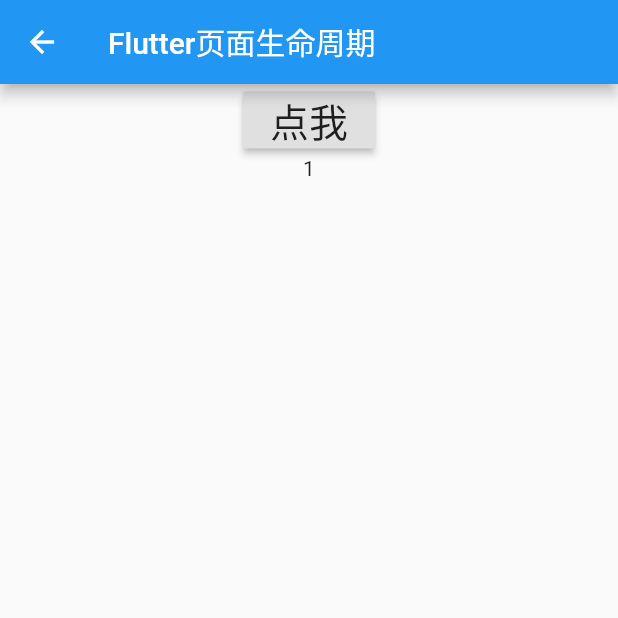
After one commit to cdxone/flutter_app, a Flutter app: the LifeCycleDemo screen opened directly, after a tap on "点我", on a phone screen of 412 x 824 dp, the top half of it. The commit adds this screen. Run offline on Flutter 3.47's test engine with Material 2 defaults, Android fonts, the phone set to English and light mode, and no system bars.

Commit message:
1、跳转到其他应用。 2、页面的生命周期。 3、应用的生命周期。 4、改变页面的主题。

```diff
--- /dev/null
+++ b/lib/change_theme_demo.dart
@@ -0,0 +1,44 @@
+import 'package:flutter/cupertino.dart';
+import 'package:flutter/material.dart';
+
+class ChangeThemeDemo extends StatefulWidget {
+  @override
+  _ChangeThemeDemoState createState() => _ChangeThemeDemoState();
+}
+
+class _ChangeThemeDemoState extends State<ChangeThemeDemo> {
+  Brightness _brightness = Brightness.light;
+
+  @override
+  Widget build(BuildContext context) {
+    return MaterialApp(
+      theme: ThemeData(primarySwatch: Colors.blue, brightness: _brightness),
+      home: Scaffold(
+        appBar: AppBar(
+          title: Text("修改页面主题"),
+          leading: BackButton(),
+        ),
+        body: Column(
+          crossAxisAlignment: CrossAxisAlignment.start,
+          children: <Widget>[
+            RaisedButton(
+              onPressed: () {
+                setState(() {
+                  if(_brightness == Brightness.light){
+                    _brightness = Brightness.dark;
+                  } else {
+                    _brightness = Brightness.light;
+                  }
+                });
+              },
+              child: Text('修改页面的主题'),
+            ),
+            Text('扩展:',style: TextStyle(color: Colors.red,fontSize: 24),),
+            Text('如何修改项目里面所有页面的主题？',),
+            Text('首先我全局定义一个变量，然后每个页面都使用这个变量,这样就可以实现一个地方修改主题，所有的月面都生效')
+          ],
+        ),
+      ),
+    );
+  }
+}
--- /dev/null
+++ b/lib/life_cycle_demo.dart
@@ -0,0 +1,106 @@
+import 'package:flutter/cupertino.dart';
+import 'package:flutter/material.dart';
+
+///Flutter Widget的生命周期重点讲解StatefulWidget的生命周期
+///因为无状态的widget StatelessWidget只有createElement、与build两个生命周期方法。
+///StatefulWidget的生命周期方法按照时期不同可以分为三组：
+///1.初始化时期
+///createState、initState
+///2.更新期间
+///didChangeDependencies、build、didUpdateWidget
+///3.销毁期
+///deactivate、dispose
+///扩展阅读：
+///http://www.devio.org/io/flutter_app/img/blog/flutter-widget-lifecycle.png
+///https://flutterbyexample.com/stateful-widget-lifecycle/
+class LifeCycleDemo extends StatefulWidget {
+  ///当我们构建一个新的StatefulWidget时，这个会立即调用
+  ///并且这个方法必须被覆盖
+  @override
+  _LifeCycleDemoState createState() => _LifeCycleDemoState();
+}
+
+class _LifeCycleDemoState extends State<LifeCycleDemo> {
+  int _count = 0;
+  _LifeCycleDemoState() {
+    print('---createState---');
+  }
+
+  ///当依赖的State对象改变时会调用：
+  ///a.在第一次构建widget时，在initState（）之后立即调用此方法；
+  ///b.如果的StatefulWidgets依赖于InheritedWidget，那么当当前State所依赖InheritedWidget中的变量改变时会再次调用它
+  ///拓展：InheritedWidget可以高效的将数据在Widget树中向下传递、共享，可参考：https://book.flutterchina.club/chapter7/inherited_widget.html
+  @override
+  void didChangeDependencies() {
+    // TODO: implement didChangeDependencies
+    super.didChangeDependencies();
+    print('---didChangeDependencies---');
+  }
+
+  ///这是创建widget时调用的除构造方法外的第一个方法：
+  ///类似于Android的：onCreate() 与iOS的 viewDidLoad()
+  ///在这个方法中通常会做一些初始化工作，比如channel的初始化，监听器的初始化等
+  @override
+  void initState() {
+    // TODO: implement initState
+    print('---initState---');
+    super.initState();
+  }
+
+  ///这是一个必须实现的方法，在这里实现你要呈现的页面内容：
+  ///它会在在didChangeDependencies()之后立即调用；
+  ///另外当调用setState后也会再次调用该方法；
+  @override
+  Widget build(BuildContext context) {
+    print('---build---');
+    return Scaffold(
+      appBar: AppBar(
+        title: Text('Flutter页面生命周期'),
+        leading: BackButton(),
+      ),
+      body: Center(
+        child: Column(
+          children: <Widget>[
+            RaisedButton(
+              onPressed: () {
+                setState(() {
+                  _count += 1;
+                });
+              },
+              child: Text(
+                '点我',
+                style: TextStyle(fontSize: 26),
+              ),
+            ),
+            Text(_count.toString())
+          ],
+        ),
+      ),
+    );
+  }
+
+  ///这是一个不常用到的生命周期方法，当父组件需要重新绘制时才会调用；
+  ///该方法会携带一个oldWidget参数，可以将其与当前的widget进行对比以便执行一些额外的逻辑，如：
+  /// if (oldWidget.xxx != widget.xxx)...
+  @override
+  void didUpdateWidget(LifeCycleDemo oldWidget) {
+    // TODO: implement didUpdateWidget
+    print('----didUpdateWidget-----');
+    super.didUpdateWidget(oldWidget);
+  }
+
+  ///很少使用，在组件被移除时调用在dispose之前调用
+  @override
+  void deactivate() {
+      print('-----deactivate------');
+      super.deactivate();
+    }
+
+  ///常用，组件被销毁时调用：
+  ///通常在该方法中执行一些资源的释放工作比如，监听器的卸载，channel的销毁等
+  @override
+  void dispose() {
+      print('-----dispose-----');
+      super.dispose();
+    }
+}
--- a/lib/main.dart
+++ b/lib/main.dart
@@ -8,7 +8,10 @@
 import 'package:flutter_app/stateless_widget_demo.dart';
 import 'package:flutter_app/utils/toast.dart';
 
+import 'app_life_cycle_demo.dart';
+import 'change_theme_demo.dart';
 import 'gesture_demo.dart';
+import 'life_cycle_demo.dart';
 
 void main() => runApp(MyApp());
 
@@ -22,6 +25,9 @@
     {'title': 'Gesture的例子', 'route': GestureDemo()},
     {'title': '如何导入和使用Flutter的例子', 'route': ResDemo()},
     {'title': '如何打开第三方应用的例子', 'route': OpenOtherApp()},
+    {'title': 'Flutter页面的生命周期', 'route': LifeCycleDemo()},
+    {'title': 'Flutter应用的生命周期', 'route': AppLifeCycleDemo()},
+    {'title': '如何修改Flutter的主题', 'route': ChangeThemeDemo()},
   ];
 
   @override
```
Also changed, not shown: lib/app_life_cycle_demo.dart (added, +56 -0 lines), lib/open_other_app.dart (+21 -0 lines).
